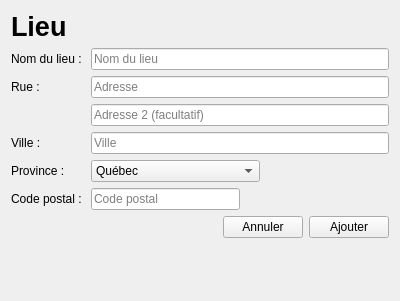
Above: GUI/lieu.ui from samueldrouin/PyGuide before the change. Below: the same form after it.
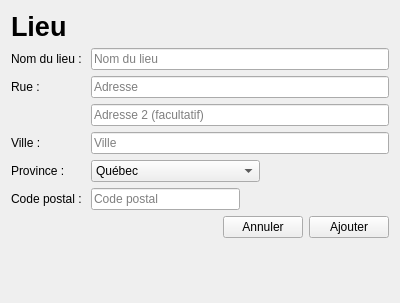
That is the form after the change.

Commit message: Added close button slot to dialogs

```diff
--- a/GUI/lieu.ui
+++ b/GUI/lieu.ui
@@ -7,7 +7,7 @@
     <x>0</x>
     <y>0</y>
     <width>400</width>
-    <height>301</height>
+    <height>303</height>
    </rect>
   </property>
   <property name="windowTitle">
```
The commit also changes 7 other files.
